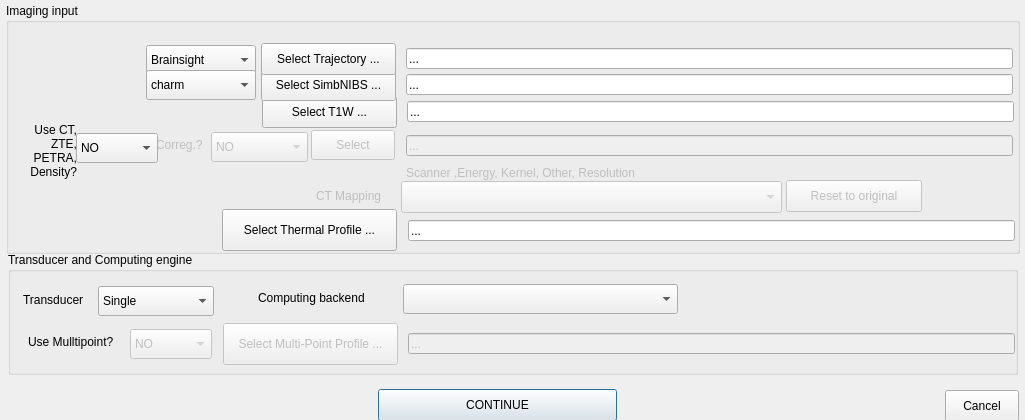
Qt form BabelBrain/SelFiles/form.ui (ProteusMRIgHIFU/BabelBrain) before a commit.
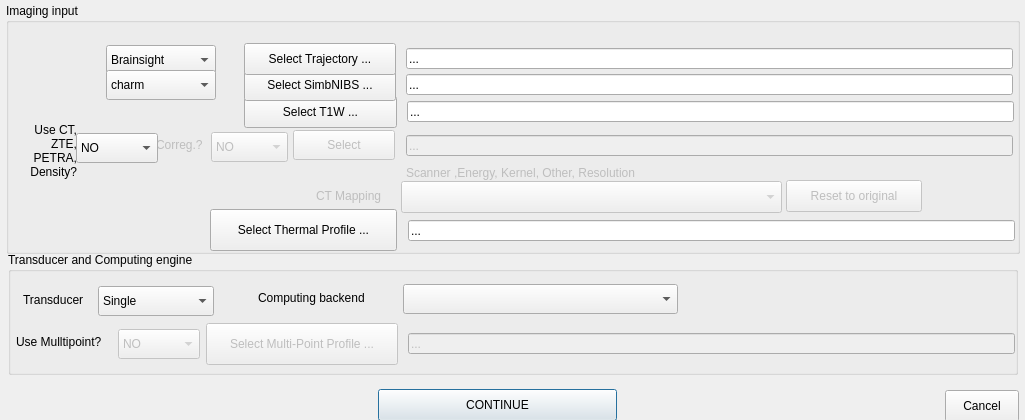
The same form after that commit.

The edit to the form file:
```diff
--- a/BabelBrain/SelFiles/form.ui
+++ b/BabelBrain/SelFiles/form.ui
@@ -63,9 +63,9 @@
    <widget class="QPushButton" name="SelT1WpushButton">
     <property name="geometry">
      <rect>
-      <x>256</x>
+      <x>238</x>
       <y>93</y>
-      <width>135</width>
+      <width>153</width>
       <height>32</height>
      </rect>
     </property>
@@ -88,9 +88,9 @@
     </property>
     <property name="geometry">
      <rect>
-      <x>305</x>
+      <x>287</x>
       <y>127</y>
-      <width>84</width>
+      <width>102</width>
       <height>30</height>
      </rect>
     </property>
@@ -126,9 +126,9 @@
    <widget class="QPushButton" name="SelTProfilepushButton">
     <property name="geometry">
      <rect>
-      <x>216</x>
+      <x>204</x>
       <y>206</y>
-      <width>175</width>
+      <width>187</width>
       <height>42</height>
      </rect>
     </property>
@@ -240,9 +240,9 @@
    <widget class="QPushButton" name="SelSimbNIBSpushButton">
     <property name="geometry">
      <rect>
-      <x>255</x>
+      <x>238</x>
       <y>66</y>
-      <width>135</width>
+      <width>152</width>
       <height>32</height>
      </rect>
     </property>
@@ -278,9 +278,9 @@
    <widget class="QPushButton" name="SelTrajectorypushButton">
     <property name="geometry">
      <rect>
-      <x>255</x>
+      <x>238</x>
       <y>40</y>
-      <width>135</width>
+      <width>152</width>
       <height>32</height>
      </rect>
     </property>
@@ -313,7 +313,7 @@
    <widget class="QComboBox" name="TrajectoryTypecomboBox">
     <property name="geometry">
      <rect>
-      <x>140</x>
+      <x>100</x>
       <y>42</y>
       <width>110</width>
       <height>30</height>
@@ -341,7 +341,7 @@
      <rect>
       <x>205</x>
       <y>129</y>
-      <width>97</width>
+      <width>77</width>
       <height>30</height>
      </rect>
     </property>
@@ -362,7 +362,7 @@
    <widget class="QComboBox" name="SimbNIBSTypecomboBox">
     <property name="geometry">
      <rect>
-      <x>140</x>
+      <x>100</x>
       <y>67</y>
       <width>110</width>
       <height>30</height>
@@ -572,7 +572,7 @@
     </property>
     <property name="geometry">
      <rect>
-      <x>122</x>
+      <x>110</x>
       <y>77</y>
       <width>82</width>
       <height>30</height>
@@ -595,7 +595,7 @@
    <widget class="QLabel" name="label_4">
     <property name="geometry">
      <rect>
-      <x>20</x>
+      <x>8</x>
       <y>82</y>
       <width>102</width>
       <height>16</height>
@@ -633,9 +633,9 @@
     </property>
     <property name="geometry">
      <rect>
-      <x>215</x>
+      <x>198</x>
       <y>71</y>
-      <width>175</width>
+      <width>192</width>
       <height>42</height>
      </rect>
     </property>
```
